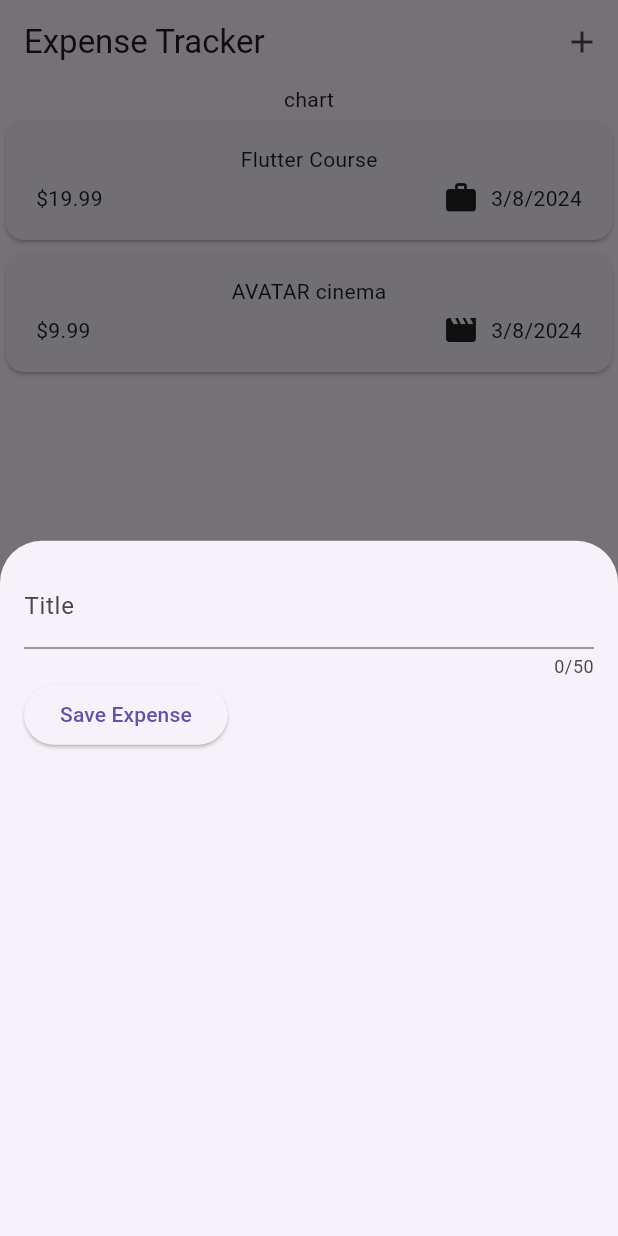
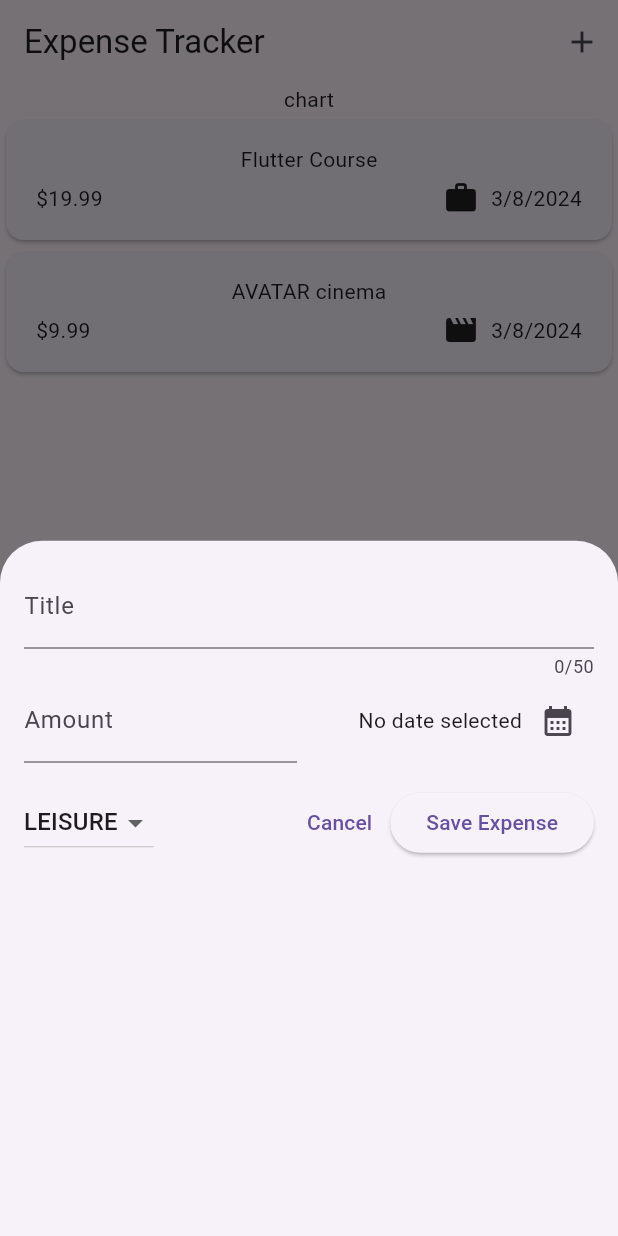
Before and after one commit to never47/flutter-expense-tracker, a Flutter app: the screen it shows after launch, after a tap on the "add" icon, on a phone screen of 412 x 824 dp. Run offline on Flutter 3.47's test engine with Material 3 defaults, Android fonts, the phone set to English and light mode, and no system bars; missing offline and left inert: dart:ffi.

Commit message:
add: new expense layout logic

```diff
--- a/lib/widgets/expenses.dart
+++ b/lib/widgets/expenses.dart
@@ -1,8 +1,9 @@
+import 'dart:ffi';
+
 import 'package:expense_tracker/widgets/expenses_list/expenses_list.dart';
 import 'package:expense_tracker/widgets/new_expense.dart';
 import 'package:flutter/material.dart';
 import 'package:expense_tracker/models/expense.dart';
-import 'package:flutter/widgets.dart';
 
 class Expenses extends StatefulWidget {
   const Expenses({super.key});
@@ -32,8 +33,14 @@ class _ExpensesState extends State<Expenses> {
   void _openAddExpenseOverlay() {
     showModalBottomSheet(
       context: context,
-      builder: (ctx) => const NewExpense(),
+      builder: (ctx) => NewExpense(_addExpense),
     );
+  }
+
+  void _addExpense(Expense expense) {
+    setState(() {
+      _registeredExpenses.add(expense);
+    });
   }
 
   @override
--- a/lib/widgets/new_expense.dart
+++ b/lib/widgets/new_expense.dart
@@ -1,7 +1,10 @@
 import 'package:flutter/material.dart';
+import 'package:expense_tracker/models/expense.dart';
 
 class NewExpense extends StatefulWidget {
-  const NewExpense({super.key});
+  const NewExpense(this.onAddExpense, {super.key});
+
+  final void Function(Expense) onAddExpense;
 
   @override
   State<NewExpense> createState() {
@@ -11,10 +14,65 @@ class NewExpense extends StatefulWidget {
 
 class _NewExpense extends State<NewExpense> {
   final _titleController = TextEditingController();
+  final _amountController = TextEditingController();
+  DateTime? _selectedDate;
+  Category _selectedCategory = Category.leisure;
+
+  void _presentDatePicker() async {
+    final now = DateTime.now();
+    final firstDate = DateTime(now.year - 1, now.month, now.day);
+
+    final pickedDate = await showDatePicker(
+      context: context,
+      initialDate: now,
+      firstDate: firstDate,
+      lastDate: now,
+    );
+
+    setState(() {
+      _selectedDate = pickedDate;
+    });
+  }
+
+  void _submitExpenseData() {
+    final enteredAmount = double.tryParse(_amountController.text);
+    final amountIsInvalid = enteredAmount == null || enteredAmount <= 0;
+
+    if (_titleController.text.trim().isEmpty ||
+        amountIsInvalid ||
+        _selectedDate == null) {
+      showDialog(
+        context: context,
+        builder: (ctx) => AlertDialog(
+          title: const Text('Invalid input'),
+          content: const Text(
+              'Please make sure a valid title, amount, date and category was entered.'),
+          actions: [
+            TextButton(
+              onPressed: () {
+                Navigator.pop(ctx);
+              },
+              child: const Text('Okay'),
+            ),
+          ],
+        ),
+      );
+      return;
+    }
+
+    widget.onAddExpense(
+      Expense(
+          title: _titleController.text,
+          amount: enteredAmount,
+          date: _selectedDate!,
+          category: _selectedCategory),
+    );
+  }
 
   @override
   void dispose() {
     _titleController.dispose();
+    _amountController.dispose();
     super.dispose();
   }
 
@@ -30,16 +88,77 @@ class _NewExpense extends State<NewExpense> {
             decoration: const InputDecoration(
               label: Text('Title'),
             ),
-            //keyboardType: TextInputType.text,
+            //keyboardType: TextInputType.text, //default
           ),
           Row(
             children: [
+              Expanded(
+                child: TextField(
+                  controller: _amountController,
+                  decoration: const InputDecoration(
+                    label: Text('Amount'),
+                    prefixText: '\$ ',
+                  ),
+                  keyboardType: TextInputType.number,
+                ),
+              ),
+              const SizedBox(width: 16),
+              Expanded(
+                child: Row(
+                  mainAxisAlignment: MainAxisAlignment.end,
+                  crossAxisAlignment: CrossAxisAlignment.center,
+                  children: [
+                    Text(
+                      _selectedDate == null
+                          ? 'No date selected'
+                          : formatter.format(_selectedDate!),
+                    ),
+                    IconButton(
+                      onPressed: _presentDatePicker,
+                      icon: const Icon(Icons.calendar_month),
+                    ),
+                  ],
+                ),
+              ),
+            ],
+          ),
+          const SizedBox(
+            height: 16,
+          ),
+          Row(
+            children: [
+              DropdownButton(
+                value: _selectedCategory,
+                items: Category.values
+                    .map(
+                      (category) => DropdownMenuItem(
+                        value: category,
+                        child: Text(
+                          category.name.toUpperCase(),
+                        ),
+                      ),
+                    )
+                    .toList(),
+                onChanged: (value) {
+                  if (value == null) {
+                    return;
+                  }
+                  setState(() {
+                    _selectedCategory = value;
+                  });
+                },
+              ),
+              const Spacer(),
+              TextButton(
+                onPressed: () {
+                  Navigator.pop(context);
+                },
+                child: const Text('Cancel'),
+              ),
               ElevatedButton(
-                onPressed: () {
-                  print(_titleController.text);
-                },
+                onPressed: _submitExpenseData,
                 child: const Text('Save Expense'),
-              )
+              ),
             ],
           ),
         ],
```
